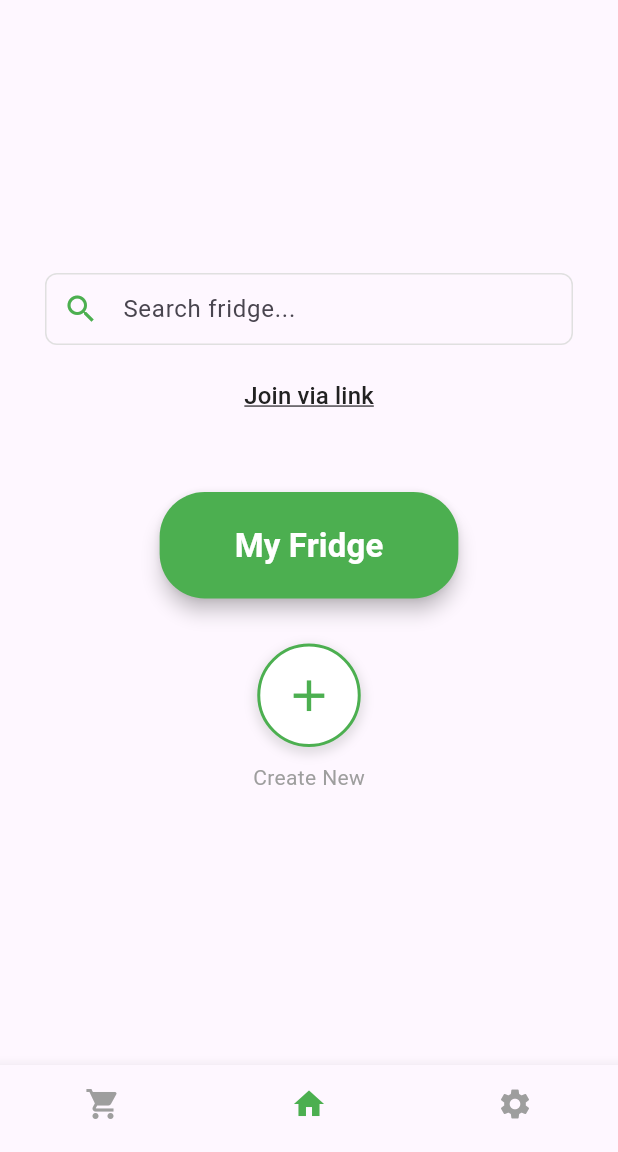
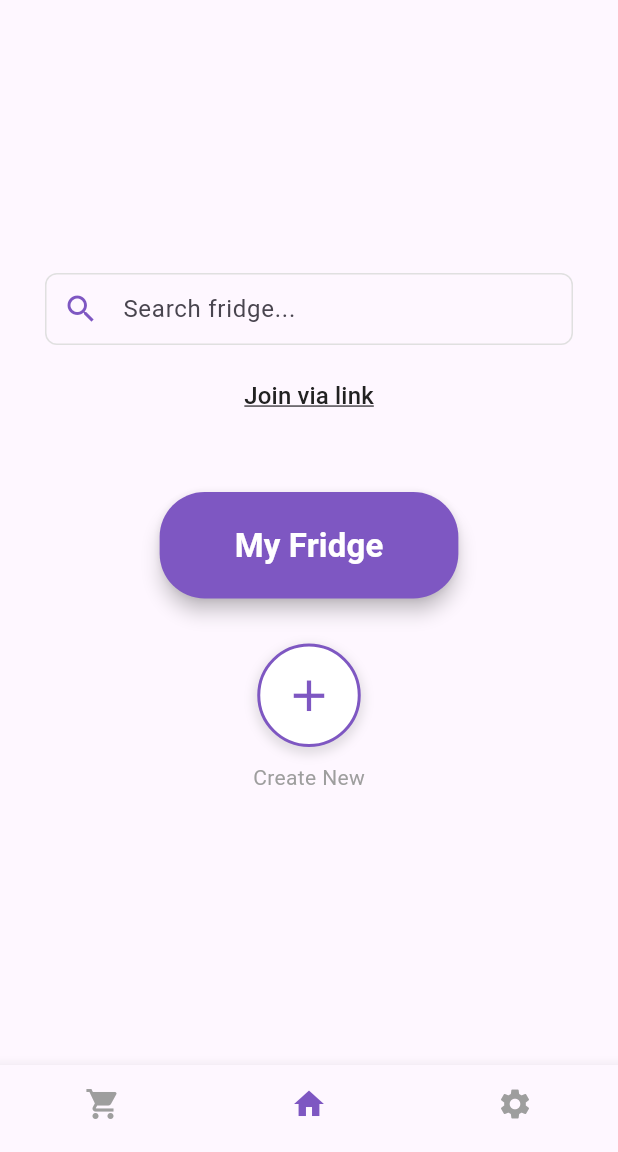
Before and after one commit to idilbyr/cs310-project, a Flutter app: the HomeScreen screen opened by its route, on a phone screen of 412 x 824 dp, the part 84-1236 px from its top. Run offline on Flutter 3.47's test engine with Material 3 defaults, Android fonts, the phone set to English and light mode, and no system bars; our stand-ins replace shared_preferences; accounts and stored records are empty; network calls fail.

Commit message:
renk mor yapıldı home screen deki

```diff
--- a/lib/main.dart
+++ b/lib/main.dart
@@ -1,6 +1,6 @@
 import 'package:flutter/material.dart';
-import '../screens/about_screen.dart';
-import '../screens/create_fridge_screen.dart';
+import 'screens/about_screen.dart';
+import 'screens/create_fridge_screen.dart';
 import 'screens/login_page.dart';
 // Berkan
 import 'screens/home_screen.dart';           // Screen 3
--- a/lib/utils/constants.dart
+++ b/lib/utils/constants.dart
@@ -1,7 +1,7 @@
 import 'package:flutter/material.dart';
 
 class AppColors {
-  static const Color primaryColor = Color(0xFF4CAF50);
+  static const Color primaryColor = Color(0xFF7E57C2);
   static const Color accentColor = Color(0xFF81C784);
   static const Color errorColor = Color(0xFFD32F2F);
   static const Color backgroundColor = Color(0xFFF5F5F5);
```
